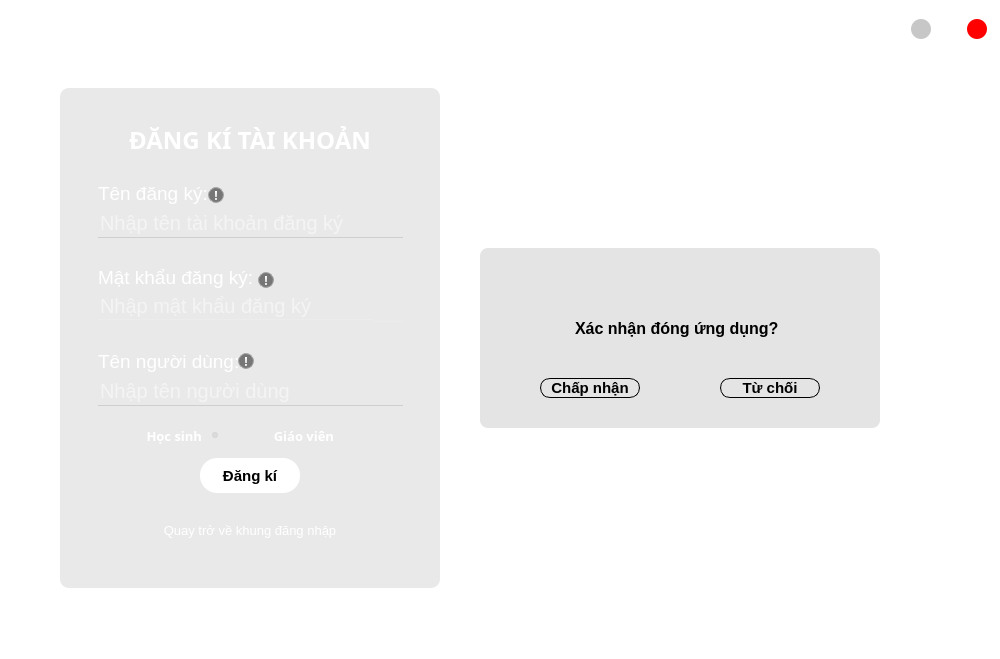
This is UI_Files/Login_gui.ui in hoangm960/Astraea as Qt 5 draws it before an edit. The edited form follows.
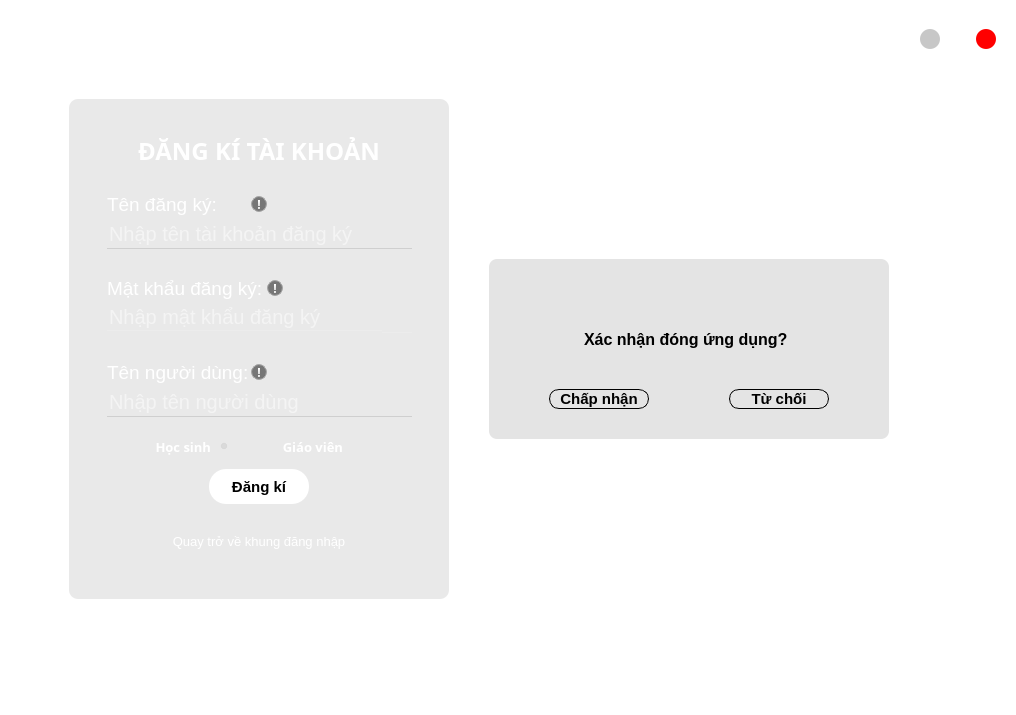
This is the edited form. The open tabs and pages were chosen to show the change. Icons and pictures are not drawn.

What changed in the file:
```diff
--- a/UI_Files/Login_gui.ui
+++ b/UI_Files/Login_gui.ui
@@ -6,8 +6,8 @@
    <rect>
     <x>0</x>
     <y>0</y>
-    <width>1000</width>
-    <height>659</height>
+    <width>1016</width>
+    <height>715</height>
    </rect>
   </property>
   <property name="sizePolicy">
@@ -18,8 +18,8 @@
   </property>
   <property name="minimumSize">
    <size>
-    <width>700</width>
-    <height>500</height>
+    <width>0</width>
+    <height>0</height>
    </size>
   </property>
   <property name="maximumSize">
@@ -44,18 +44,18 @@
 background : transparent;</string>
   </property>
   <widget class="QWidget" name="Form">
+   <property name="minimumSize">
+    <size>
+     <width>0</width>
+     <height>0</height>
+    </size>
+   </property>
    <property name="styleSheet">
     <string notr="true">background: transparent;</string>
    </property>
+   <layout class="QGridLayout" name="gridLayout">
+    <item row="0" column="0">
    <widget class="QFrame" name="bg_frame">
-    <property name="geometry">
-     <rect>
-      <x>0</x>
-      <y>0</y>
-      <width>998</width>
-      <height>668</height>
-     </rect>
-    </property>
     <property name="layoutDirection">
      <enum>Qt::RightToLeft</enum>
     </property>
@@ -425,7 +425,7 @@
         <property name="minimumSize">
          <size>
           <width>380</width>
-          <height>0</height>
+            <height>500</height>
          </size>
         </property>
         <property name="styleSheet">
@@ -455,8 +455,8 @@
          </property>
          <property name="maximumSize">
           <size>
-           <width>380</width>
-           <height>500</height>
+             <width>16777215</width>
+             <height>16777215</height>
           </size>
          </property>
          <property name="styleSheet">
@@ -466,7 +466,7 @@
           <enum>QFrame::Raised</enum>
          </property>
          <property name="currentIndex">
-          <number>0</number>
+            <number>1</number>
          </property>
          <widget class="QWidget" name="SignIn_Page">
           <property name="sizePolicy">
@@ -477,13 +477,13 @@
           </property>
           <property name="minimumSize">
            <size>
-            <width>350</width>
+              <width>380</width>
             <height>500</height>
            </size>
           </property>
           <property name="maximumSize">
            <size>
-            <width>395</width>
+              <width>16777215</width>
             <height>16777215</height>
            </size>
           </property>
@@ -1157,6 +1157,18 @@
           </layout>
          </widget>
          <widget class="QWidget" name="SignUp_Page">
+            <property name="sizePolicy">
+             <sizepolicy hsizetype="Preferred" vsizetype="Preferred">
+              <horstretch>0</horstretch>
+              <verstretch>0</verstretch>
+             </sizepolicy>
+            </property>
+            <property name="minimumSize">
+             <size>
+              <width>380</width>
+              <height>500</height>
+             </size>
+            </property>
           <property name="styleSheet">
            <string notr="true">background: transparent;</string>
           </property>
@@ -1237,7 +1249,7 @@
                  <property name="spacing">
                   <number>0</number>
                  </property>
-                 <item row="0" column="0" alignment="Qt::AlignRight">
+                   <item row="0" column="0">
                   <widget class="QFrame" name="frame_7">
                    <property name="minimumSize">
                     <size>
@@ -1257,15 +1269,34 @@
                    <property name="frameShadow">
                     <enum>QFrame::Raised</enum>
                    </property>
+                     <layout class="QHBoxLayout" name="horizontalLayout_5">
+                      <property name="spacing">
+                       <number>0</number>
+                      </property>
+                      <property name="leftMargin">
+                       <number>0</number>
+                      </property>
+                      <property name="topMargin">
+                       <number>0</number>
+                      </property>
+                      <property name="rightMargin">
+                       <number>0</number>
+                      </property>
+                      <property name="bottomMargin">
+                       <number>0</number>
+                      </property>
+                      <item>
+                       <widget class="QFrame" name="frame_10">
+                        <property name="frameShape">
+                         <enum>QFrame::StyledPanel</enum>
+                        </property>
+                        <property name="frameShadow">
+                         <enum>QFrame::Raised</enum>
+                        </property>
+                       </widget>
+                      </item>
+                      <item>
                    <widget class="QPushButton" name="Note_Name">
-                    <property name="geometry">
-                     <rect>
-                      <x>110</x>
-                      <y>9</y>
-                      <width>16</width>
-                      <height>16</height>
-                     </rect>
-                    </property>
                     <property name="minimumSize">
                      <size>
                       <width>16</width>
@@ -1311,15 +1342,9 @@
                      <string notr="true"/>
                     </property>
                    </widget>
+                      </item>
+                      <item>
                    <widget class="QLabel" name="label_20">
-                    <property name="geometry">
-                     <rect>
-                      <x>0</x>
-                      <y>0</y>
-                      <width>110</width>
-                      <height>30</height>
-                     </rect>
-                    </property>
                     <property name="sizePolicy">
                      <sizepolicy hsizetype="Preferred" vsizetype="Preferred">
                       <horstretch>0</horstretch>
@@ -1328,14 +1353,14 @@
                     </property>
                     <property name="minimumSize">
                      <size>
-                      <width>110</width>
+                          <width>120</width>
                       <height>30</height>
                      </size>
                     </property>
                     <property name="maximumSize">
                      <size>
-                      <width>110</width>
-                      <height>30</height>
+                          <width>16777215</width>
+                          <height>16777215</height>
                      </size>
                     </property>
                     <property name="font">
@@ -1352,6 +1377,8 @@
                      <string>Tên đăng ký:</string>
                     </property>
                    </widget>
+                      </item>
+                     </layout>
                   </widget>
                  </item>
                  <item row="1" column="0">
@@ -1495,50 +1522,40 @@
                    <property name="frameShadow">
                     <enum>QFrame::Raised</enum>
                    </property>
-                   <widget class="QLabel" name="PassLabel_2">
-                    <property name="geometry">
-                     <rect>
-                      <x>0</x>
-                      <y>0</y>
-                      <width>305</width>
-                      <height>30</height>
-                     </rect>
-                    </property>
+                     <layout class="QHBoxLayout" name="horizontalLayout_6">
+                      <property name="spacing">
+                       <number>0</number>
+                      </property>
+                      <property name="leftMargin">
+                       <number>0</number>
+                      </property>
+                      <property name="topMargin">
+                       <number>0</number>
+                      </property>
+                      <property name="rightMargin">
+                       <number>0</number>
+                      </property>
+                      <property name="bottomMargin">
+                       <number>0</number>
+                      </property>
+                      <item>
+                       <widget class="QFrame" name="frame_11">
                     <property name="minimumSize">
                      <size>
-                      <width>305</width>
-                      <height>30</height>
-                     </size>
-                    </property>
-                    <property name="maximumSize">
-                     <size>
-                      <width>305</width>
-                      <height>30</height>
-                     </size>
-                    </property>
-                    <property name="font">
-                     <font>
-                      <family>Segoe UI</family>
-                      <pointsize>14</pointsize>
-                     </font>
-                    </property>
-                    <property name="styleSheet">
-                     <string notr="true">color: rgb(255, 255, 255);
-background: transparent;</string>
-                    </property>
-                    <property name="text">
-                     <string>Mật khẩu đăng ký:</string>
-                    </property>
-                   </widget>
+                          <width>100</width>
+                          <height>0</height>
+                         </size>
+                        </property>
+                        <property name="frameShape">
+                         <enum>QFrame::StyledPanel</enum>
+                        </property>
+                        <property name="frameShadow">
+                         <enum>QFrame::Raised</enum>
+                        </property>
+                       </widget>
+                      </item>
+                      <item>
                    <widget class="QPushButton" name="Note_Pass">
-                    <property name="geometry">
-                     <rect>
-                      <x>160</x>
-                      <y>10</y>
-                      <width>16</width>
-                      <height>16</height>
-                     </rect>
-                    </property>
                     <property name="minimumSize">
                      <size>
                       <width>16</width>
@@ -1584,6 +1601,37 @@
                      <string notr="true"/>
                     </property>
                    </widget>
+                      </item>
+                      <item>
+                       <widget class="QLabel" name="PassLabel_2">
+                        <property name="minimumSize">
+                         <size>
+                          <width>160</width>
+                          <height>30</height>
+                         </size>
+                        </property>
+                        <property name="maximumSize">
+                         <size>
+                          <width>16777215</width>
+                          <height>16777215</height>
+                         </size>
+                        </property>
+                        <property name="font">
+                         <font>
+                          <family>Segoe UI</family>
+                          <pointsize>14</pointsize>
+                         </font>
+                        </property>
+                        <property name="styleSheet">
+                         <string notr="true">color: rgb(255, 255, 255);
+background: transparent;</string>
+                        </property>
+                        <property name="text">
+                         <string>Mật khẩu đăng ký:</string>
+                        </property>
+                       </widget>
+                      </item>
+                     </layout>
                   </widget>
                  </item>
                  <item row="1" column="0">
@@ -1787,14 +1835,14 @@
                <widget class="QFrame" name="UserLabel">
                 <property name="minimumSize">
                  <size>
-                  <width>0</width>
+                    <width>305</width>
                   <height>30</height>
                  </size>
                 </property>
                 <property name="maximumSize">
                  <size>
                   <width>16777215</width>
-                  <height>30</height>
+                    <height>16777215</height>
                  </size>
                 </property>
                 <property name="frameShape">
@@ -1819,6 +1867,16 @@
                  <property name="bottomMargin">
                   <number>0</number>
                  </property>
+                   <item>
+                    <widget class="QFrame" name="frame_12">
+                     <property name="frameShape">
+                      <enum>QFrame::StyledPanel</enum>
+                     </property>
+                     <property name="frameShadow">
+                      <enum>QFrame::Raised</enum>
+                     </property>
+                    </widget>
+                   </item>
                  <item>
                   <widget class="QPushButton" name="Note_User">
                    <property name="minimumSize">
@@ -1877,8 +1935,8 @@
                    </property>
                    <property name="maximumSize">
                     <size>
-                     <width>140</width>
-                     <height>30</height>
+                       <width>16777215</width>
+                       <height>16777215</height>
                     </size>
                    </property>
                    <property name="font">
@@ -2145,6 +2203,12 @@
           </layout>
          </widget>
          <widget class="QWidget" name="Complete_Frame">
+            <property name="minimumSize">
+             <size>
+              <width>380</width>
+              <height>500</height>
+             </size>
+            </property>
           <property name="styleSheet">
            <string notr="true">background: transparent;</string>
           </property>
@@ -2303,6 +2367,8 @@
      </item>
     </layout>
    </widget>
+    </item>
+   </layout>
   </widget>
  </widget>
  <tabstops>
```
Left out of the diff: 133 changed lines with no effect on the pictures. Lines whose indentation alone changed are shown as unchanged.
